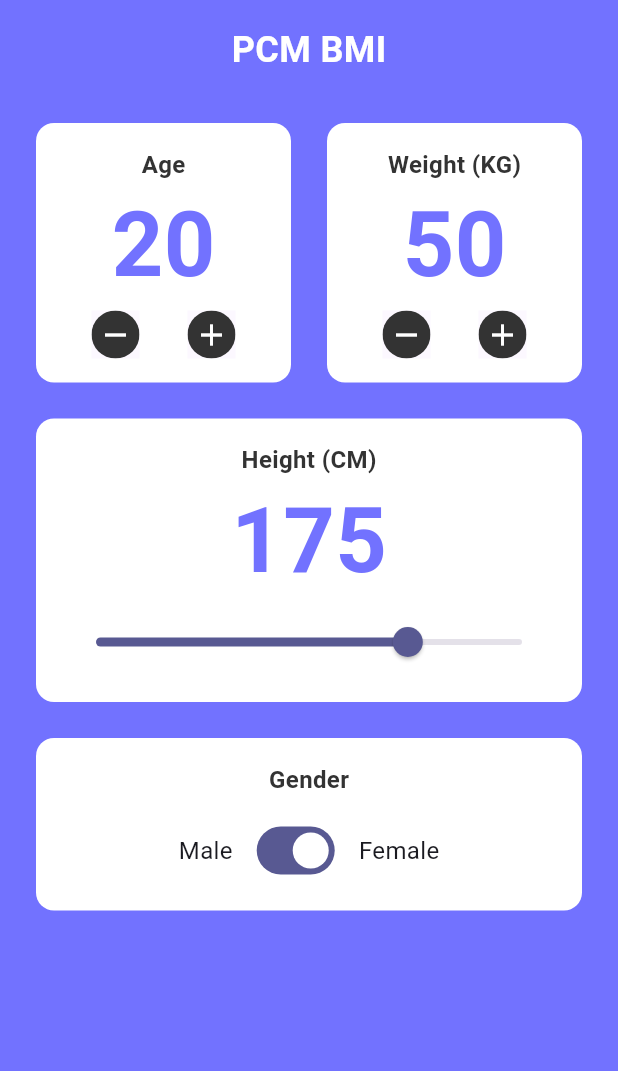
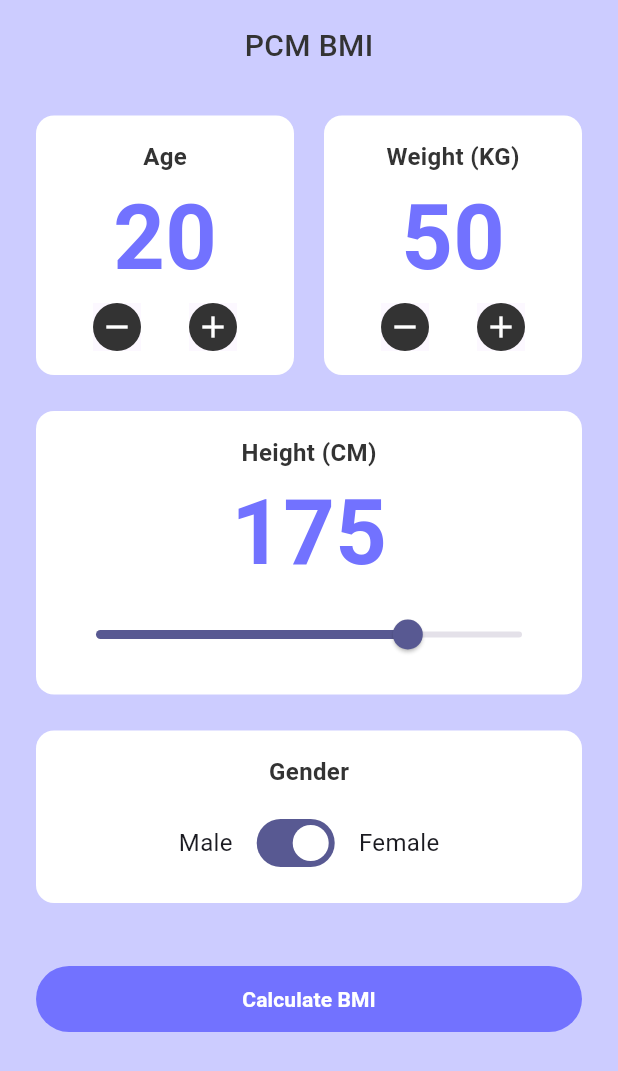
Before and after one commit to kisa002/pcm_mbi, a Flutter app: the screen it shows after launch, after a tap on "시작하기", on a phone screen of 412 x 824 dp. Shown: the top 1071 px of the screen. Run offline on Flutter 3.47's test engine with Material 3 defaults, Android fonts, the phone set to English and light mode, and no system bars; our stand-ins replace get; Roboto replaces fonts that are missing (Pretendard); project files that could hold a hidden picture were left out.

Commit message:
feat: bmi result

```diff
--- /dev/null
+++ b/lib/data/bmi_result.dart
@@ -0,0 +1,15 @@
+class BmiResult {
+  final double bmi;
+  final String result;
+
+  BmiResult(this.bmi)
+      : result = bmi < 18.5
+            ? '저체중'
+            : bmi < 23
+                ? '정상'
+                : bmi < 25
+                    ? '과체중'
+                    : bmi < 30
+                        ? '비만'
+                        : '고도비만';
+}
--- a/lib/presentation/screens/bmi/bmi_controller.dart
+++ b/lib/presentation/screens/bmi/bmi_controller.dart
@@ -1,4 +1,5 @@
 import 'package:get/get.dart';
+import 'package:pcm_bmi/data/bmi_result.dart';
 
 class BmiController extends GetxController {
   final age = 20.obs;
@@ -26,4 +27,11 @@ class BmiController extends GetxController {
   void setHeight(double value) => height.value = value;
 
   void setIsFemale(bool value) => isFemale.value = value;
+
+  BmiResult calculateBmi() {
+    final heightInMeter = height.value / 100;
+    final bmi = (weight.value / (heightInMeter * heightInMeter)).toPrecision(2);
+
+    return BmiResult(bmi);
+  }
 }
--- a/lib/presentation/screens/bmi/bmi_screen.dart
+++ b/lib/presentation/screens/bmi/bmi_screen.dart
@@ -13,7 +13,7 @@ class BmiScreen extends StatelessWidget {
 
     return Obx(
       () => Material(
-        color: AppColors.primary,
+        color: AppColors.background,
         child: SafeArea(
           child: Padding(
             padding: const EdgeInsets.symmetric(horizontal: 24, vertical: 16),
@@ -22,9 +22,9 @@ class BmiScreen extends StatelessWidget {
                 Text(
                   'PCM BMI',
                   style: TextStyle(
-                    color: AppColors.white,
-                    fontSize: 24,
-                    fontWeight: FontWeight.w700,
+                    color: AppColors.black,
+                    fontSize: 20,
+                    fontWeight: FontWeight.w500,
                   ),
                 ),
                 SizedBox(height: 32),
@@ -39,7 +39,7 @@ class BmiScreen extends StatelessWidget {
                         onIncrease: controller.increaseAge,
                       ),
                     ),
-                    SizedBox(width: 24),
+                    SizedBox(width: 20),
                     Flexible(
                       child: InfoCard(
                         name: 'Weight (KG)',
@@ -111,6 +111,84 @@ class BmiScreen extends StatelessWidget {
                     )
                   ],
                 ),
+                SizedBox(height: 40),
+                SizedBox(
+                  width: double.infinity,
+                  child: FilledButton(
+                    onPressed: () {
+                      final bmiResult = controller.calculateBmi();
+
+                      Get.dialog(
+                        Dialog(
+                          backgroundColor: AppColors.white,
+                          child: Wrap(
+                            alignment: WrapAlignment.center,
+                            children: [
+                              Padding(
+                                padding: const EdgeInsets.all(28),
+                                child: Column(
+                                  children: [
+                                    Text(
+                                      'BMI Results',
+                                      style: TextStyle(
+                                          color: AppColors.black,
+                                          fontSize: 28,
+                                          fontWeight: FontWeight.w500),
+                                    ),
+                                    Text(
+                                      bmiResult.bmi.toString(),
+                                      style: TextStyle(
+                                        color: AppColors.primary,
+                                        fontSize: 60,
+                                        fontWeight: FontWeight.w800,
+                                      ),
+                                    ),
+                                    Text(
+                                      bmiResult.result.toString(),
+                                      style: TextStyle(
+                                        color: AppColors.black,
+                                        fontSize: 20,
+                                        fontWeight: FontWeight.w600,
+                                      ),
+                                    ),
+                                    SizedBox(height: 12),
+                                    SizedBox(
+                                      width: double.infinity,
+                                      child: FilledButton(
+                                        onPressed: () => Get.back(),
+                                        style: FilledButton.styleFrom(
+                                          backgroundColor: AppColors.primary,
+                                          foregroundColor: AppColors.white,
+                                        ),
+                                        child: Text(
+                                          'Close',
+                                          style: TextStyle(
+                                            fontWeight: FontWeight.w700,
+                                          ),
+                                        ),
+                                      ),
+                                    )
+                                  ],
+                                ),
+                              ),
+                            ],
+                          ),
+                        ),
+                      );
+                    },
+                    style: FilledButton.styleFrom(
+                      backgroundColor: AppColors.primary,
+                      foregroundColor: AppColors.white,
+                    ),
+                    child: Padding(
+                      padding: const EdgeInsets.all(12),
+                      child: Text(
+                        'Calculate BMI',
+                        style: TextStyle(fontWeight: FontWeight.w700),
+                      ),
+                    ),
+                  ),
+                ),
               ],
             ),
           ),
--- a/lib/presentation/theme/app_colors.dart
+++ b/lib/presentation/theme/app_colors.dart
@@ -2,6 +2,7 @@ import 'dart:ui';
 
 class AppColors {
   static const primary = Color(0xFF7272FF);
+  static const background = Color(0xFFCCCCFF);
 
   static const white = Color(0xFFFFFFFF);
   static const black = Color(0xFF333333);
```
